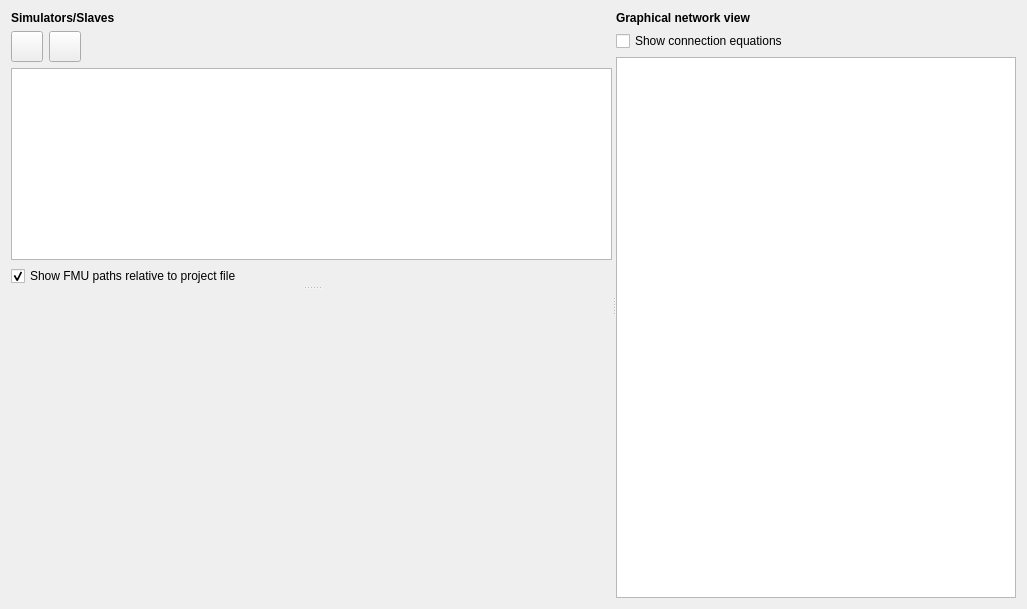
This is MasterSimulatorUI/src/MSIMViewSlaves.ui in ghorwin/MasterSim as Qt 5 draws it before an edit. The edited form follows.
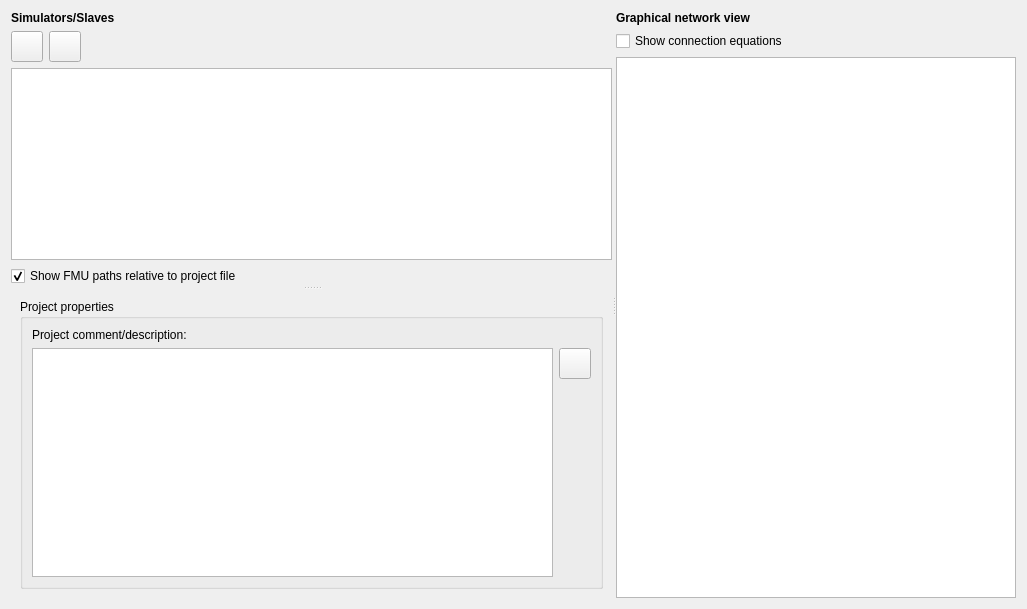
This is the edited form. The open tabs and pages were chosen to show the change. Icons and pictures are not drawn. Custom widgets are drawn as their Qt base class.

Commit message: Connection mode is no longer a project property

Diff of the .ui file:
```diff
--- a/MasterSimulatorUI/src/MSIMViewSlaves.ui
+++ b/MasterSimulatorUI/src/MSIMViewSlaves.ui
@@ -260,7 +260,60 @@
          </item>
         </layout>
        </widget>
-       <widget class="QWidget" name="page"/>
+       <widget class="QWidget" name="page">
+        <layout class="QVBoxLayout" name="verticalLayoutProjectProps">
+         <item>
+          <widget class="QGroupBox" name="groupBox_3">
+           <property name="title">
+            <string>Project properties</string>
+           </property>
+           <layout class="QGridLayout" name="gridLayout_4">
+            <item row="0" column="0">
+             <widget class="QLabel" name="label_4">
+              <property name="text">
+               <string>Project comment/description:</string>
+              </property>
+             </widget>
+            </item>
+            <item row="1" column="0" rowspan="2">
+             <widget class="QTextEdit" name="textEditDescription">
+              <property name="readOnly">
+               <bool>true</bool>
+              </property>
+             </widget>
+            </item>
+            <item row="1" column="1">
+             <widget class="QToolButton" name="toolButtonEditComment">
+              <property name="icon">
+               <iconset resource="../resources/MasterSimulator.qrc">
+                <normaloff>:/gfx/actions/24x24/edit.png</normaloff>:/gfx/actions/24x24/edit.png</iconset>
+              </property>
+              <property name="iconSize">
+               <size>
+                <width>24</width>
+                <height>24</height>
+               </size>
+              </property>
+             </widget>
+            </item>
+            <item row="2" column="1">
+             <spacer name="verticalSpacer">
+              <property name="orientation">
+               <enum>Qt::Vertical</enum>
+              </property>
+              <property name="sizeHint" stdset="0">
+               <size>
+                <width>20</width>
+                <height>186</height>
+               </size>
+              </property>
+             </spacer>
+            </item>
+           </layout>
+          </widget>
+         </item>
+        </layout>
+       </widget>
       </widget>
      </widget>
      <widget class="QWidget" name="layoutWidget2">
```
Left out of the diff: 2 changed lines with no effect on the pictures. The commit also changes 6 other files.
